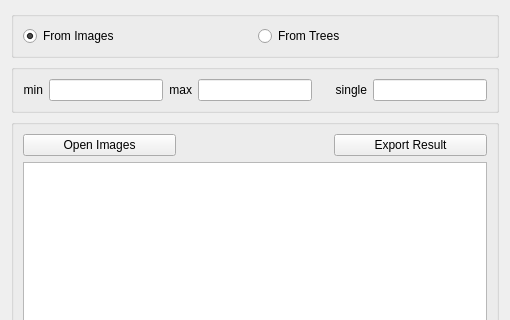
marvis/coseg, file AT3D/dialogs/createdialog.ui: the form before one commit; both pictures show x 0 to 510 and y 0 to 320 of the 510 by 640 pixel window.
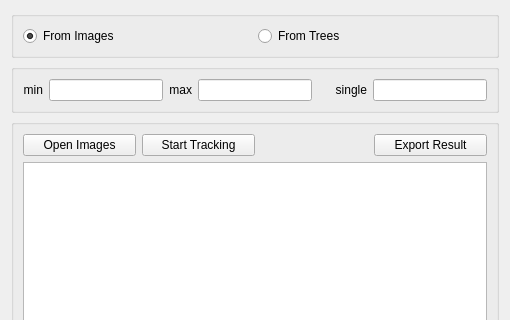
The form after the commit.

```diff
--- a/AT3D/dialogs/createdialog.ui
+++ b/AT3D/dialogs/createdialog.ui
@@ -130,6 +130,25 @@
           </property>
          </widget>
         </item>
+        <item>
+         <widget class="QPushButton" name="startTrackingButton">
+          <property name="sizePolicy">
+           <sizepolicy hsizetype="Expanding" vsizetype="Fixed">
+            <horstretch>0</horstretch>
+            <verstretch>0</verstretch>
+           </sizepolicy>
+          </property>
+          <property name="maximumSize">
+           <size>
+            <width>200</width>
+            <height>16777215</height>
+           </size>
+          </property>
+          <property name="text">
+           <string>Start Tracking</string>
+          </property>
+         </widget>
+        </item>
         <item>
          <spacer name="horizontalSpacer">
           <property name="orientation">
```
